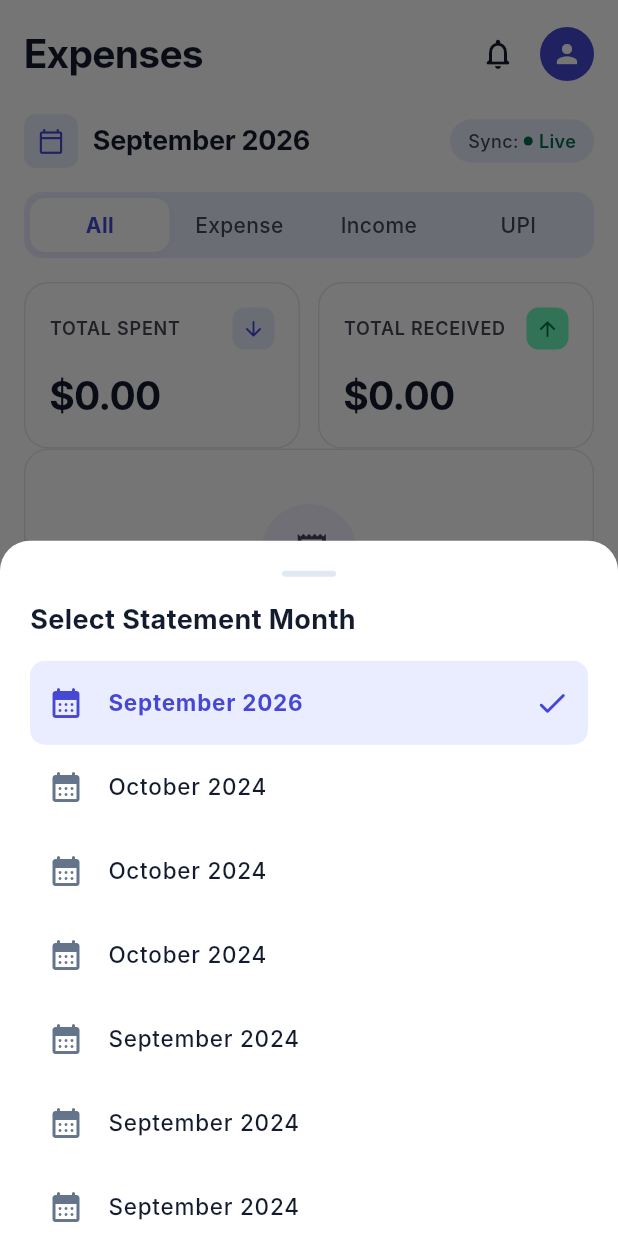
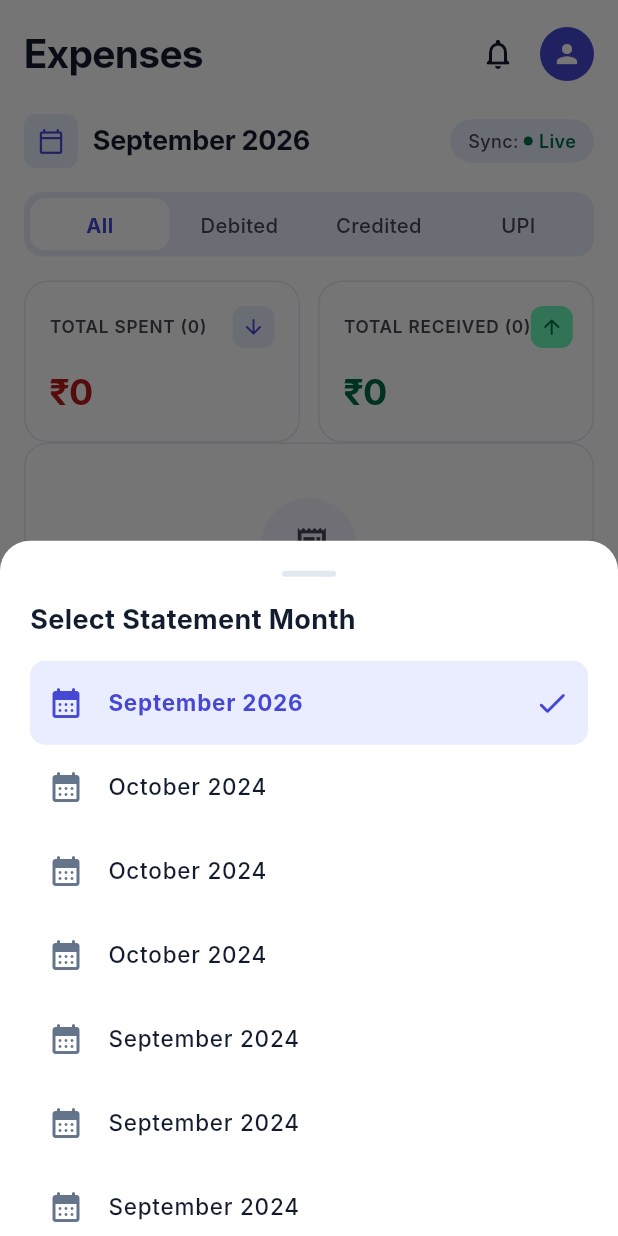
Before and after one commit to Vision-HS/smart-expence, a Flutter app: the ExpensesScreen screen opened directly, after a tap on an icon or button, on a phone screen of 412 x 824 dp. Run offline on Flutter 3.47's test engine with Material 3 defaults, Android fonts, the phone set to English and light mode, and no system bars; our stand-ins replace sqflite; accounts and stored records are empty; Roboto replaces fonts that are missing (Inter).

Commit message:
fix: dynamically synchronize monthYear across all screens, auto-repair existing SQLite records, and display accurate debit/credit counts and rupees

```diff
--- a/smart_expense/lib/core/services/sms_parser_service.dart
+++ b/smart_expense/lib/core/services/sms_parser_service.dart
@@ -307,6 +307,7 @@ class SmsParserService {
       bankSource: bankSource,
       isSecondCard: paymentMode == 'Card',
       isIncome: isIncome,
+      dateTime: dateTime.toIso8601String(),
     );
   }
 
--- a/smart_expense/lib/features/expenses/models/pending_sms_model.dart
+++ b/smart_expense/lib/features/expenses/models/pending_sms_model.dart
@@ -11,6 +11,7 @@ class PendingSmsModel {
   final String bankSource;
   bool isSecondCard;
   final bool isIncome;
+  final String? dateTime;
 
   PendingSmsModel({
     required this.id,
@@ -23,6 +24,7 @@ class PendingSmsModel {
     required this.bankSource,
     this.isSecondCard = false,
     this.isIncome = false,
+    this.dateTime,
   });
 
   Map<String, dynamic> toMap() {
@@ -37,6 +39,7 @@ class PendingSmsModel {
       'bankSource': bankSource,
       'isSecondCard': isSecondCard ? 1 : 0,
       'isIncome': isIncome ? 1 : 0,
+      if (dateTime != null) 'dateTime': dateTime,
     };
   }
 
@@ -52,6 +55,7 @@ class PendingSmsModel {
       bankSource: map['bankSource'] as String? ?? 'SMS',
       isSecondCard: (map['isSecondCard'] as int? ?? 0) == 1,
       isIncome: (map['isIncome'] as int? ?? 0) == 1,
+      dateTime: map['dateTime'] as String?,
     );
   }
 
@@ -66,6 +70,7 @@ class PendingSmsModel {
     String? bankSource,
     bool? isSecondCard,
     bool? isIncome,
+    String? dateTime,
   }) {
     return PendingSmsModel(
       id: id ?? this.id,
@@ -78,6 +83,7 @@ class PendingSmsModel {
       bankSource: bankSource ?? this.bankSource,
       isSecondCard: isSecondCard ?? this.isSecondCard,
       isIncome: isIncome ?? this.isIncome,
+      dateTime: dateTime ?? this.dateTime,
     );
   }
 
--- a/smart_expense/lib/features/expenses/repositories/transaction_repository.dart
+++ b/smart_expense/lib/features/expenses/repositories/transaction_repository.dart
@@ -32,9 +32,14 @@ class TransactionRepository {
 
   Future<int> insertTransaction(TransactionModel txn) async {
     final db = await _dbHelper.database;
+    final dt = DateTime.tryParse(txn.dateTime) ?? DateTime.now();
+    final safeMonthYear = (txn.monthYear.isNotEmpty && txn.monthYear != 'September 2024')
+        ? txn.monthYear
+        : TransactionModel.formatMonthYear(dt);
+    final safeTxn = txn.copyWith(monthYear: safeMonthYear);
     return await db.insert(
       'transactions',
-      txn.toMap(),
+      safeTxn.toMap(),
       conflictAlgorithm: ConflictAlgorithm.replace,
     );
   }
@@ -117,13 +122,17 @@ class TransactionRepository {
         ? chosenCategory
         : sms.suggestedCategory;
 
-    final targetMonth = monthYear ?? TransactionModel.formatMonthYear(DateTime.now());
+    final dtStr = sms.dateTime ?? DateTime.now().toIso8601String();
+    final parsedDt = DateTime.tryParse(dtStr) ?? DateTime.now();
+    final targetMonth = (monthYear != null && monthYear.isNotEmpty && monthYear != 'September 2024')
+        ? monthYear
+        : TransactionModel.formatMonthYear(parsedDt);
 
     final txn = TransactionModel(
       title: finalMerchant,
       amount: sms.isIncome ? finalAmount.abs() : -finalAmount.abs(),
       category: finalCategory,
-      dateTime: DateTime.now().toIso8601String(),
+      dateTime: dtStr,
       account: sms.bankSource,
       paymentType: sms.paymentMode,
       isIncome: sms.isIncome,
@@ -144,8 +153,45 @@ class TransactionRepository {
     );
   }
 
+  /// Automatically synchronizes and fixes any transaction where monthYear does not match dateTime
+  Future<int> syncAndFixTransactionMonths() async {
+    try {
+      final db = await _dbHelper.database;
+      final rows = await db.query('transactions');
+      final batch = db.batch();
+      int fixedCount = 0;
+      for (final row in rows) {
+        final id = row['id'] as int?;
+        final dtStr = row['dateTime'] as String?;
+        final curMonthYear = row['monthYear'] as String?;
+        if (id != null && dtStr != null) {
+          final dt = DateTime.tryParse(dtStr);
+          if (dt != null) {
+            final expectedMonthYear = TransactionModel.formatMonthYear(dt);
+            if (curMonthYear != expectedMonthYear) {
+              batch.update(
+                'transactions',
+                {'monthYear': expectedMonthYear},
+                where: 'id = ?',
+                whereArgs: [id],
+              );
+              fixedCount++;
+            }
+          }
+        }
+      }
+      if (fixedCount > 0) {
+        await batch.commit(noResult: true);
+      }
+      return fixedCount;
+    } catch (_) {
+      return 0;
+    }
+  }
+
   /// Get distinct months with available transactions (plus current month)
   Future<List<String>> getDistinctMonths() async {
+    await syncAndFixTransactionMonths();
     final db = await _dbHelper.database;
     final List<Map<String, dynamic>> res = await db.rawQuery(
       'SELECT DISTINCT monthYear FROM transactions ORDER BY id DESC',
--- a/smart_expense/lib/features/expenses/screens/expenses_screen.dart
+++ b/smart_expense/lib/features/expenses/screens/expenses_screen.dart
@@ -33,6 +33,7 @@ class _ExpensesScreenState extends State<ExpensesScreen> {
 
   Future<void> _loadTransactions() async {
     try {
+      await TransactionRepository.instance.syncAndFixTransactionMonths();
       final months = await TransactionRepository.instance.getDistinctMonths();
       String monthToUse = _selectedMonth;
       if (months.isNotEmpty && !months.contains(_selectedMonth)) {
@@ -58,11 +59,21 @@ class _ExpensesScreenState extends State<ExpensesScreen> {
     }
   }
 
+  int get _debitCount => _monthTransactions.where((t) => !t.isIncome).length;
+  int get _creditCount => _monthTransactions.where((t) => t.isIncome).length;
+
+  String _formatCurrency(double val) {
+    return val.toInt().toString().replaceAllMapped(
+      RegExp(r'(\d{1,3})(?=(\d{3})+(?!\d))'),
+      (Match m) => '${m[1]},',
+    );
+  }
+
   List<TransactionModel> get _filteredTransactions {
     final list = _monthTransactions;
     if (_selectedFilter == 'All') return list;
-    if (_selectedFilter == 'Expense') return list.where((t) => !t.isIncome).toList();
-    if (_selectedFilter == 'Income') return list.where((t) => t.isIncome).toList();
+    if (_selectedFilter == 'Expense' || _selectedFilter == 'Debited') return list.where((t) => !t.isIncome).toList();
+    if (_selectedFilter == 'Income' || _selectedFilter == 'Credited') return list.where((t) => t.isIncome).toList();
     if (_selectedFilter == 'UPI') return list.where((t) => t.paymentType == 'UPI').toList();
     return list;
   }
@@ -367,9 +378,9 @@ class _ExpensesScreenState extends State<ExpensesScreen> {
     );
   }
 
-  // 3. Segmented Filter Tabs: All, Expense, Income, UPI
+  // 3. Segmented Filter Tabs: All, Debited, Credited, UPI
   Widget _buildSegmentedFilter() {
-    final tabs = ['All', 'Expense', 'Income', 'UPI'];
+    final tabs = ['All', 'Debited', 'Credited', 'UPI'];
 
     return Container(
       padding: const EdgeInsets.all(4),
@@ -408,7 +419,7 @@ class _ExpensesScreenState extends State<ExpensesScreen> {
                     tab,
                     style: TextStyle(
                       fontFamily: 'Inter',
-                      fontSize: 14,
+                      fontSize: 13.5,
                       fontWeight: isSel ? FontWeight.w700 : FontWeight.w500,
                       color: isSel ? AppTheme.primary : const Color(0xFF464554),
                     ),
@@ -441,11 +452,11 @@ class _ExpensesScreenState extends State<ExpensesScreen> {
                 Row(
                   mainAxisAlignment: MainAxisAlignment.spaceBetween,
                   children: [
-                    const Text(
-                      'TOTAL SPENT',
-                      style: TextStyle(
+                    Text(
+                      'TOTAL SPENT ($_debitCount)',
+                      style: const TextStyle(
                         fontFamily: 'Inter',
-                        fontSize: 12,
+                        fontSize: 11.5,
                         fontWeight: FontWeight.w600,
                         letterSpacing: 0.5,
                         color: Color(0xFF464554),
@@ -468,12 +479,12 @@ class _ExpensesScreenState extends State<ExpensesScreen> {
                 ),
                 const SizedBox(height: 12),
                 Text(
-                  '\$${_totalSpent.toStringAsFixed(2)}',
+                  '₹${_formatCurrency(_totalSpent)}',
                   style: const TextStyle(
                     fontFamily: 'Inter',
-                    fontSize: 26,
+                    fontSize: 24,
                     fontWeight: FontWeight.w700,
-                    color: AppTheme.textPrimary,
+                    color: Color(0xFFBA1A1A),
                     letterSpacing: -0.5,
                   ),
                 ),
@@ -497,11 +508,11 @@ class _ExpensesScreenState extends State<ExpensesScreen> {
                 Row(
                   mainAxisAlignment: MainAxisAlignment.spaceBetween,
                   children: [
-                    const Text(
-                      'TOTAL RECEIVED',
-                      style: TextStyle(
+                    Text(
+                      'TOTAL RECEIVED ($_creditCount)',
+                      style: const TextStyle(
                         fontFamily: 'Inter',
-                        fontSize: 12,
+                        fontSize: 11.5,
                         fontWeight: FontWeight.w600,
                         letterSpacing: 0.5,
                         color: Color(0xFF464554),
@@ -524,12 +535,12 @@ class _ExpensesScreenState extends State<ExpensesScreen> {
                 ),
                 const SizedBox(height: 12),
                 Text(
-                  '\$${_totalReceived.toStringAsFixed(2)}',
+                  '₹${_formatCurrency(_totalReceived)}',
                   style: const TextStyle(
                     fontFamily: 'Inter',
-                    fontSize: 26,
+                    fontSize: 24,
                     fontWeight: FontWeight.w700,
-                    color: AppTheme.textPrimary,
+                    color: Color(0xFF006C49),
                     letterSpacing: -0.5,
                   ),
                 ),
--- a/smart_expense/lib/features/transactions/screens/sms_detection_screen.dart
+++ b/smart_expense/lib/features/transactions/screens/sms_detection_screen.dart
@@ -133,7 +133,6 @@ class _SmsDetectionScreenState extends State<SmsDetectionScreen> {
     await TransactionRepository.instance.confirmSmsTransaction(
       tx,
       chosenCategory: tx.suggestedCategory,
-      monthYear: 'September 2024',
     );
     if (!mounted) return;
     setState(() {
```
Also changed, not shown: smart_expense/lib/core/database/database_helper.dart (+31 -0 lines), smart_expense/lib/features/expenses/models/transaction_model.dart (+10 -2 lines), smart_expense/lib/features/home/screens/home_screen.dart (+7 -2 lines).
